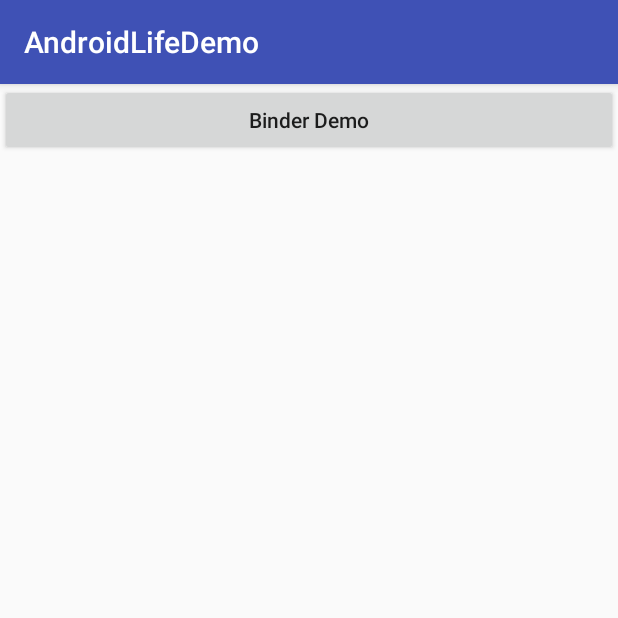
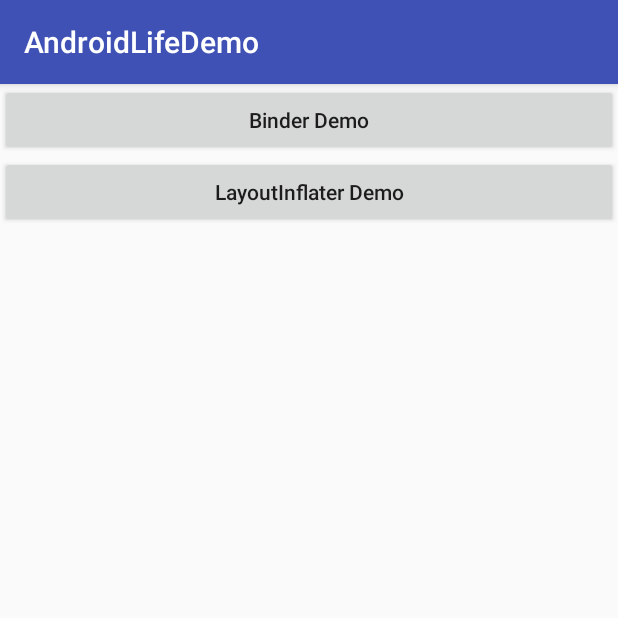
Before and after one commit to shadowwingz/AndroidLifeDemo, an Android app: the screen it shows after launch (MainActivity), on a phone screen of 412 x 824 dp, the top half of it. Run offline under Robolectric (Android 15) with nearby library versions, the phone set to English and light mode, and no system bars.

Commit message:
[Add]Demo of LayoutInflater

```diff
--- a/AndroidLifeDemo/app/src/main/AndroidManifest.xml
+++ b/AndroidLifeDemo/app/src/main/AndroidManifest.xml
@@ -16,7 +16,6 @@
                 <category android:name="android.intent.category.LAUNCHER"/>
             </intent-filter>
         </activity>
-
         <activity android:name=".binderdemo.BookManagerActivity">
         </activity>
 
@@ -24,6 +23,9 @@
             android:name=".binderdemo.BookManagerService"
             android:process=":remote">
         </service>
+
+        <activity android:name=".layoutinflaterdemo.LayoutInflaterActivity">
+        </activity>
     </application>
 
 </manifest>
--- a/AndroidLifeDemo/app/src/main/java/com/shadowwingz/androidlifedemo/MainActivity.java
+++ b/AndroidLifeDemo/app/src/main/java/com/shadowwingz/androidlifedemo/MainActivity.java
@@ -6,6 +6,7 @@ import android.os.Bundle;
 import android.view.View;
 
 import com.shadowwingz.androidlifedemo.binderdemo.BookManagerActivity;
+import com.shadowwingz.androidlifedemo.layoutinflaterdemo.LayoutInflaterActivity;
 
 public class MainActivity extends AppCompatActivity {
 
@@ -20,5 +21,12 @@ public class MainActivity extends AppCompatActivity {
                 startActivity(new Intent(MainActivity.this, BookManagerActivity.class));
             }
         });
+
+        findViewById(R.id.btn_layoutinflater_demo).setOnClickListener(new View.OnClickListener() {
+            @Override
+            public void onClick(View v) {
+                startActivity(new Intent(MainActivity.this, LayoutInflaterActivity.class));
+            }
+        });
     }
 }
--- a/AndroidLifeDemo/app/src/main/res/layout/activity_main.xml
+++ b/AndroidLifeDemo/app/src/main/res/layout/activity_main.xml
@@ -4,6 +4,7 @@
     xmlns:tools="http://schemas.android.com/tools"
     android:layout_width="match_parent"
     android:layout_height="match_parent"
+    android:orientation="vertical"
     tools:context="com.shadowwingz.androidlifedemo.MainActivity">
 
     <Button
@@ -13,4 +14,11 @@
         android:text="Binder Demo"
         android:textAllCaps="false"/>
 
+    <Button
+        android:id="@+id/btn_layoutinflater_demo"
+        android:layout_width="match_parent"
+        android:layout_height="wrap_content"
+        android:text="LayoutInflater Demo"
+        android:textAllCaps="false"/>
+
 </LinearLayout>
```
Also changed, not shown: AndroidLifeDemo/app/src/main/java/com/shadowwingz/androidlifedemo/layoutinflaterdemo/LayoutInflaterActivity.java (added, +24 -0 lines), AndroidLifeDemo/app/src/main/res/layout/activity_layout_inflater.xml (added, +9 -0 lines), AndroidLifeDemo/app/src/main/res/layout/button_layout.xml (added, +8 -0 lines).
